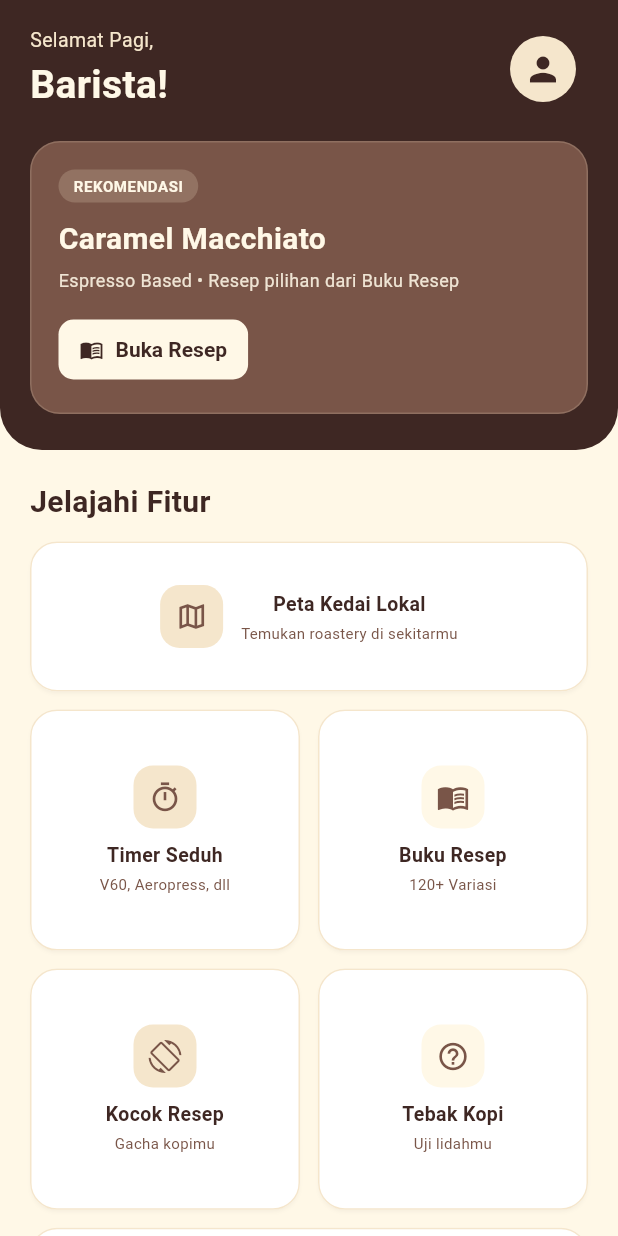
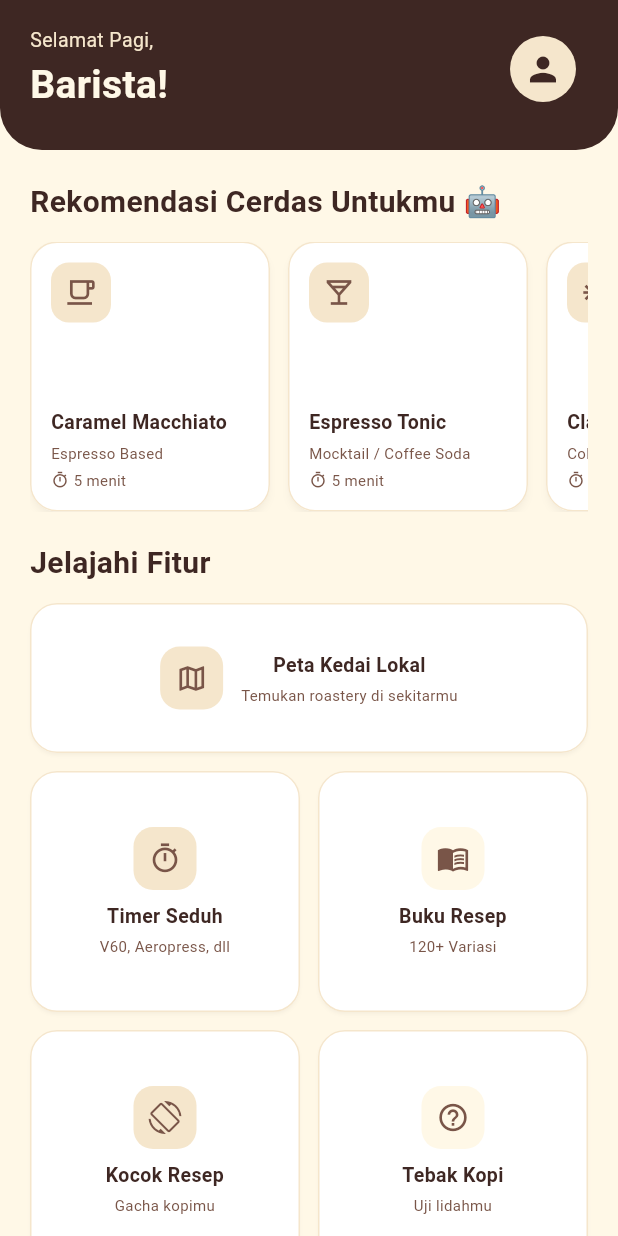
Before and after one commit to Dean897/brewmaster-hub, a Flutter app: the HomeTab widget shown alone on an empty page, opened directly with empty values, on a phone screen of 412 x 824 dp. Run offline on Flutter 3.47's test engine with Material 3 defaults, Android fonts, the light colour scheme and no system bars; our stand-ins replace flutter_dotenv, flutter_local_notifications, flutter_map, flutter_secure_storage, flutter_timezone, geolocator and 9 more; missing offline and left inert: flutter_map_marker_popup, flutter_ringtone_player, mobile_scanner, webfeed_plus; accounts and stored records are empty.

Commit message:
feat: implementasi algoritma content-based filtering untuk rekomendasi resep

```diff
--- /dev/null
+++ b/lib/core/services/recommendation_service.dart
@@ -0,0 +1,156 @@
+import 'dart:math';
+
+import 'package:flutter/foundation.dart';
+import 'package:supabase_flutter/supabase_flutter.dart';
+
+import '../../features/home/models/recipe_catalog.dart';
+import '../../features/home/models/recipe_model.dart';
+import 'favorite_service.dart';
+
+/// Sistem rekomendasi resep menggunakan **Content-Based Filtering**.
+///
+/// Algoritma:
+/// 1. Ambil daftar resep favorit pengguna dari [FavoriteService].
+/// 2. Hitung frekuensi kemunculan setiap **kategori** (fitur) pada resep
+///    favorit — hasilnya disebut *profil preferensi pengguna*.
+/// 3. Hitung **skor kecocokan** setiap resep kandidat terhadap profil
+///    preferensi tersebut menggunakan bobot frekuensi ternormalisasi.
+/// 4. Urutkan resep berdasarkan skor tertinggi, saring yang sudah difavoritkan,
+///    dan kembalikan 3-5 rekomendasi teratas.
+/// 5. Jika pengguna belum punya favorit (*cold start*), kembalikan resep
+///    acak dari katalog bawaan.
+class RecommendationService {
+  RecommendationService._();
+
+  static final RecommendationService instance = RecommendationService._();
+
+  final _random = Random();
+
+  // ─────────────────────────── public API ────────────────────────────
+
+  /// Mengembalikan 3-5 resep rekomendasi berdasarkan preferensi pengguna.
+  ///
+  /// Secara otomatis menangani *cold start* ketika pengguna belum memiliki
+  /// resep favorit.
+  Future<List<Recipe>> getSmartRecommendations() async {
+    // Pastikan data favorit sudah dimuat.
+    final favService = FavoriteService.instance;
+    await favService.ensureLoaded();
+    final favorites = favService.favorites.value;
+
+    // Kumpulkan seluruh pool resep (lokal + komunitas dari Supabase).
+    final allRecipes = await _buildRecipePool();
+
+    // --- Cold Start Handling ---
+    if (favorites.isEmpty) {
+      return _coldStartRecommendations(allRecipes);
+    }
+
+    // --- Langkah 1: Ekstraksi Fitur (Profil Preferensi Pengguna) ---
+    final categoryProfile = _buildCategoryProfile(favorites);
+
+    // --- Langkah 2: Scoring Setiap Resep Kandidat ---
+    final favoriteKeys = favorites.map((r) => r.key).toSet();
+    final scored = <_ScoredRecipe>[];
+
+    for (final recipe in allRecipes) {
+      // Wajib filter: jangan rekomendasikan yang sudah difavoritkan.
+      if (favoriteKeys.contains(recipe.key)) continue;
+
+      final score = _calculateScore(recipe, categoryProfile);
+      if (score > 0) {
+        scored.add(_ScoredRecipe(recipe: recipe, score: score));
+      }
+    }
+
+    // --- Langkah 3: Urutkan dan Ambil Top-N ---
+    scored.sort((a, b) => b.score.compareTo(a.score));
+
+    // Ambil maksimal 5 rekomendasi.
+    final topResults = scored.take(5).map((s) => s.recipe).toList();
+
+    // Jika hasil kurang dari 3, tambahkan resep acak untuk melengkapi.
+    if (topResults.length < 3) {
+      final remaining = allRecipes
+          .where((r) =>
+              !favoriteKeys.contains(r.key) &&
+              !topResults.any((t) => t.key == r.key))
+          .toList();
+      remaining.shuffle(_random);
+      for (final recipe in remaining) {
+        topResults.add(recipe);
+        if (topResults.length >= 3) break;
+      }
+    }
+
+    return topResults;
+  }
+
+  // ─────────────────────── internal helpers ──────────────────────────
+
+  /// Mengumpulkan semua resep dari katalog bawaan + tabel Supabase `recipes`.
+  Future<List<Recipe>> _buildRecipePool() async {
+    final pool = <Recipe>[...builtInRecipes];
+
+    try {
+      final response = await Supabase.instance.client
+          .from('recipes')
+          .select()
+          .order('created_at', ascending: false);
+
+      final communityRecipes = (response as List<dynamic>)
+          .map((r) => Recipe.fromJson(r as Map<String, dynamic>))
+          .toList();
+
+      pool.addAll(communityRecipes);
+    } catch (error) {
+      // Jika fetch komunitas gagal, gunakan resep bawaan saja.
+      debugPrint('RecommendationService: gagal memuat resep komunitas — $error');
+    }
+
+    return pool;
+  }
+
+  /// Menghitung frekuensi kemunculan setiap kategori dari resep favorit
+  /// pengguna dan mengembalikan bobot ternormalisasi (0..1).
+  ///
+  /// Contoh output: `{ 'Manual Brew': 0.6, 'Cold Brew': 0.4 }`
+  Map<String, double> _buildCategoryProfile(List<Recipe> favorites) {
+    final frequency = <String, int>{};
+
+    for (final recipe in favorites) {
+      final category = recipe.category.trim();
+      frequency[category] = (frequency[category] ?? 0) + 1;
+    }
+
+    // Normalisasi: bagi setiap frekuensi dengan jumlah total favorit.
+    final total = favorites.length.toDouble();
+    return frequency.map((category, count) => MapEntry(category, count / total));
+  }
+
+  /// Menghitung skor kecocokan resep terhadap profil preferensi pengguna.
+  ///
+  /// Skor = bobot ternormalisasi dari kategori resep tersebut.
+  /// Jika kategori tidak ada di profil, skor = 0.
+  double _calculateScore(Recipe recipe, Map<String, double> profile) {
+    return profile[recipe.category.trim()] ?? 0.0;
+  }
+
+  /// Menangani *cold start*: pengguna belum punya resep favorit.
+  ///
+  /// Mengembalikan 3-5 resep acak dari pool sebagai rekomendasi default
+  /// agar halaman beranda tidak terlihat kosong.
+  List<Recipe> _coldStartRecommendations(List<Recipe> pool) {
+    if (pool.isEmpty) return const [];
+
+    final shuffled = [...pool]..shuffle(_random);
+    return shuffled.take(min(5, shuffled.length)).toList();
+  }
+}
+
+/// Internal helper: menyimpan resep bersama skor kecocokannya.
+class _ScoredRecipe {
+  const _ScoredRecipe({required this.recipe, required this.score});
+  final Recipe recipe;
+  final double score;
+}
--- a/lib/features/home/screens/home_tab.dart
+++ b/lib/features/home/screens/home_tab.dart
@@ -1,20 +1,50 @@
 import 'package:flutter/material.dart';
 import 'package:supabase_flutter/supabase_flutter.dart';
 
+import '../../../core/services/recommendation_service.dart';
 import '../../../core/theme/app_colors.dart';
 import '../../minigames/screens/gacha_screen.dart';
 import '../../minigames/screens/pour_over_screen.dart';
 import '../../minigames/screens/tebak_kopi_screen.dart';
-import '../models/recipe_catalog.dart';
+import '../models/recipe_model.dart';
 import 'map_screen.dart';
 import 'recipe_book_screen.dart';
 import 'recipe_detail_screen.dart';
 import 'timer_screen.dart';
 
-class HomeTab extends StatelessWidget {
+class HomeTab extends StatefulWidget {
   const HomeTab({required this.onProfileTap, super.key});
 
   final VoidCallback onProfileTap;
+
+  @override
+  State<HomeTab> createState() => _HomeTabState();
+}
+
+class _HomeTabState extends State<HomeTab> {
+  List<Recipe> _recommendations = const [];
+  bool _isLoadingRecs = true;
+
+  @override
+  void initState() {
+    super.initState();
+    _loadRecommendations();
+  }
+
+  Future<void> _loadRecommendations() async {
+    try {
+      final recs =
+          await RecommendationService.instance.getSmartRecommendations();
+      if (!mounted) return;
+      setState(() {
+        _recommendations = recs;
+        _isLoadingRecs = false;
+      });
+    } catch (_) {
+      if (!mounted) return;
+      setState(() => _isLoadingRecs = false);
+    }
+  }
 
   String _greeting() {
     final hour = DateTime.now().hour;
@@ -34,7 +64,7 @@ class HomeTab extends StatelessWidget {
     final user = Supabase.instance.client.auth.currentUser;
     final metadataName = user?.userMetadata?['full_name']?.toString().trim();
     if (metadataName != null && metadataName.isNotEmpty) {
-      return metadataName.split(RegExp(r'\s+')).first;
+      return metadataName.split(RegExp(r'\\s+')).first;
     }
     return 'Barista';
   }
@@ -45,9 +75,6 @@ class HomeTab extends StatelessWidget {
 
   @override
   Widget build(BuildContext context) {
-    final recommendedRecipe = builtInRecipes.firstWhere(
-      (recipe) => recipe.title == 'Caramel Macchiato',
-    );
     final menuItems = [
       (
         icon: Icons.timer_outlined,
@@ -84,6 +111,7 @@ class HomeTab extends StatelessWidget {
         child: Column(
           crossAxisAlignment: CrossAxisAlignment.stretch,
           children: [
+            // ─── Header + Greeting ───
             Container(
               padding: const EdgeInsets.fromLTRB(20, 16, 20, 24),
               decoration: const BoxDecoration(
@@ -123,7 +151,7 @@ class HomeTab extends StatelessWidget {
                         ),
                       ),
                       IconButton(
-                        onPressed: onProfileTap,
+                        onPressed: widget.onProfileTap,
                         tooltip: 'Buka profil',
                         icon: const CircleAvatar(
                           radius: 22,
@@ -137,86 +165,69 @@ class HomeTab extends StatelessWidget {
                       ),
                     ],
                   ),
-                  const SizedBox(height: 18),
-                  Container(
-                    width: double.infinity,
-                    padding: const EdgeInsets.all(18),
-                    decoration: BoxDecoration(
-                      color: AppColors.mediumCoffee,
-                      borderRadius: BorderRadius.circular(20),
-                      border: Border.all(
-                        color: AppColors.lightCream.withValues(alpha: 0.18),
+                ],
               ),
             ),
+
+            // ─── Rekomendasi Cerdas (Content-Based Filtering) ───
+            Padding(
+              padding: const EdgeInsets.fromLTRB(20, 20, 20, 0),
               child: Column(
                 crossAxisAlignment: CrossAxisAlignment.start,
                 children: [
-                        Container(
-                          padding: const EdgeInsets.symmetric(
-                            horizontal: 10,
-                            vertical: 4,
-                          ),
-                          decoration: BoxDecoration(
-                            color: AppColors.lightCream.withValues(alpha: 0.2),
-                            borderRadius: BorderRadius.circular(20),
-                          ),
-                          child: const Text(
-                            'REKOMENDASI',
+                  const Row(
+                    children: [
+                      Expanded(
+                        child: Text(
+                          'Rekomendasi Cerdas Untukmu 🤖',
                           style: TextStyle(
-                              color: AppColors.ivoryWhite,
-                              fontSize: 10,
-                              fontWeight: FontWeight.bold,
-                              letterSpacing: 0.4,
-                            ),
-                          ),
-                        ),
-                        const SizedBox(height: 10),
-                        Text(
-                          recommendedRecipe.title,
-                          style: TextStyle(
-                            color: AppColors.ivoryWhite,
+                            color: AppColors.darkCoffee,
                             fontSize: 20,
-                            fontWeight: FontWeight.bold,
-                          ),
-                        ),
-                        const SizedBox(height: 4),
-                        Text(
-                          '${recommendedRecipe.category} • Resep pilihan dari Buku Resep',
-                          style: TextStyle(
-                            color: AppColors.ivoryWhite.withValues(alpha: 0.88),
-                            fontSize: 12,
-                          ),
-                        ),
-                        const SizedBox(height: 14),
-                        OutlinedButton.icon(
-                          onPressed: () => _open(
-                            context,
-                            RecipeDetailScreen(recipe: recommendedRecipe),
-                          ),
-                          icon: const Icon(Icons.menu_book_outlined, size: 16),
-                          label: const Text('Buka Resep'),
-                          style: OutlinedButton.styleFrom(
-                            foregroundColor: AppColors.darkCoffee,
-                            backgroundColor: AppColors.ivoryWhite,
-                            side: BorderSide.none,
-                            padding: const EdgeInsets.symmetric(
-                              horizontal: 14,
-                              vertical: 10,
-                            ),
-                            shape: RoundedRectangleBorder(
-                              borderRadius: BorderRadius.circular(10),
-                            ),
-                            textStyle: const TextStyle(
                             fontWeight: FontWeight.bold,
                           ),
                         ),
                       ),
                     ],
                   ),
+                  const SizedBox(height: 12),
+                  SizedBox(
+                    height: 180,
+                    child: _isLoadingRecs
+                        ? const Center(
+                            child: CircularProgressIndicator(
+                              color: AppColors.mediumCoffee,
+                            ),
+                          )
+                        : _recommendations.isEmpty
+                            ? Center(
+                                child: Text(
+                                  'Belum ada rekomendasi.',
+                                  style: TextStyle(
+                                    color: AppColors.mediumCoffee,
+                                    fontSize: 13,
+                                  ),
+                                ),
+                              )
+                            : ListView.builder(
+                                scrollDirection: Axis.horizontal,
+                                itemCount: _recommendations.length,
+                                itemBuilder: (context, index) {
+                                  final recipe = _recommendations[index];
+                                  return _RecommendationCard(
+                                    recipe: recipe,
+                                    onTap: () => _open(
+                                      context,
+                                      RecipeDetailScreen(recipe: recipe),
+                                    ),
+                                  );
+                                },
+                              ),
                   ),
                 ],
               ),
             ),
+
+            // ─── Jelajahi Fitur ───
             Padding(
               padding: const EdgeInsets.fromLTRB(20, 20, 20, 24),
               child: Column(
@@ -280,6 +291,114 @@ class HomeTab extends StatelessWidget {
     );
   }
 }
+
+// ─────────────────────── Recommendation Card ─────────────────────────
+
+class _RecommendationCard extends StatelessWidget {
+  const _RecommendationCard({required this.recipe, required this.onTap});
+
+  final Recipe recipe;
+  final VoidCallback onTap;
+
+  IconData _categoryIcon(String category) {
+    switch (category) {
+      case 'Manual Brew':
+        return Icons.coffee_outlined;
+      case 'Espresso Based':
+        return Icons.local_cafe_outlined;
+      case 'Cold Brew':
+        return Icons.ac_unit_outlined;
+      case 'Mocktail / Coffee Soda':
+        return Icons.local_bar_outlined;
+      default:
+        return Icons.coffee;
+    }
+  }
+
+  @override
+  Widget build(BuildContext context) {
+    return Container(
+      width: 160,
+      margin: const EdgeInsets.only(right: 12),
+      child: Card(
+        margin: EdgeInsets.zero,
+        elevation: 2,
+        shadowColor: AppColors.darkCoffee.withValues(alpha: 0.10),
+        color: Colors.white,
+        shape: RoundedRectangleBorder(
+          borderRadius: BorderRadius.circular(18),
+          side: const BorderSide(color: AppColors.lightCream),
+        ),
+        child: InkWell(
+          onTap: onTap,
+          borderRadius: BorderRadius.circular(18),
+          child: Padding(
+            padding: const EdgeInsets.all(14),
+            child: Column(
+              crossAxisAlignment: CrossAxisAlignment.start,
+              children: [
+                Container(
+                  width: 40,
+                  height: 40,
+                  decoration: BoxDecoration(
+                    color: AppColors.lightCream,
+                    borderRadius: BorderRadius.circular(12),
+                  ),
+                  child: Icon(
+                    _categoryIcon(recipe.category),
+                    color: AppColors.mediumCoffee,
+                    size: 22,
+                  ),
+                ),
+                const Spacer(),
+                Text(
+                  recipe.title,
+                  maxLines: 2,
+                  overflow: TextOverflow.ellipsis,
+                  style: const TextStyle(
+                    color: AppColors.darkCoffee,
+                    fontSize: 13,
+                    fontWeight: FontWeight.w700,
+                  ),
+                ),
+                const SizedBox(height: 4),
+                Text(
+                  recipe.category,
+                  maxLines: 1,
+                  overflow: TextOverflow.ellipsis,
+                  style: const TextStyle(
+                    color: AppColors.mediumCoffee,
+                    fontSize: 10,
+                  ),
+                ),
+                const SizedBox(height: 4),
+                Row(
+                  children: [
+                    const Icon(
+                      Icons.timer_outlined,
+                      size: 12,
+                      color: AppColors.mediumCoffee,
+                    ),
+                    const SizedBox(width: 3),
+                    Text(
+                      '${recipe.duration} menit',
+                      style: const TextStyle(
+                        color: AppColors.mediumCoffee,
+                        fontSize: 10,
+                      ),
+                    ),
+                  ],
+                ),
+              ],
+            ),
+          ),
+        ),
+      ),
+    );
+  }
+}
+
+// ─────────────────────── Menu Card (unchanged) ───────────────────────
 
 class _MenuCard extends StatelessWidget {
   const _MenuCard({
```
Lines whose indentation alone changed are shown as unchanged.
